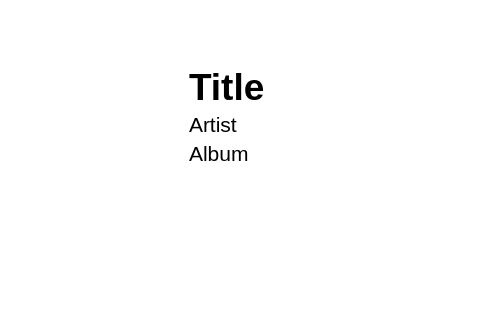
Old version of the form src/screen/nowplaying.ui in the repository reesque/Maestro; both pictures show x 160 to 640 and y 0 to 320 of the 640 by 440 pixel window.
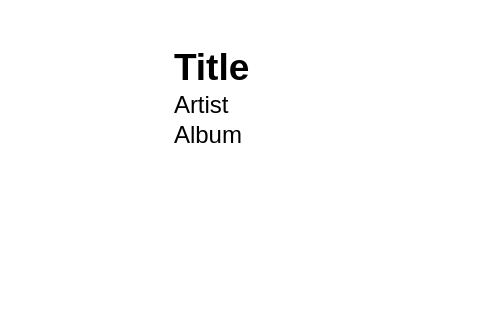
New version of the form. Icons and pictures are not drawn. Custom widgets are drawn as their Qt base class.

Commit message: Added auto-scroll title in now playing

```diff
--- a/src/screen/nowplaying.ui
+++ b/src/screen/nowplaying.ui
@@ -78,7 +78,7 @@
         </property>
         <property name="minimumSize">
          <size>
-          <width>340</width>
+          <width>330</width>
           <height>0</height>
          </size>
         </property>
@@ -138,6 +138,21 @@
       <item>
        <widget class="QWidget" name="InfoRight" native="true">
         <layout class="QVBoxLayout" name="verticalLayout_4">
+         <property name="spacing">
+          <number>0</number>
+         </property>
+         <property name="leftMargin">
+          <number>0</number>
+         </property>
+         <property name="topMargin">
+          <number>0</number>
+         </property>
+         <property name="rightMargin">
+          <number>0</number>
+         </property>
+         <property name="bottomMargin">
+          <number>0</number>
+         </property>
          <item>
           <widget class="QWidget" name="InfoPane" native="true">
            <property name="sizePolicy">
@@ -151,24 +166,24 @@
            </property>
            <layout class="QVBoxLayout" name="verticalLayout_3">
             <property name="spacing">
-             <number>4</number>
+             <number>0</number>
             </property>
             <property name="leftMargin">
              <number>0</number>
             </property>
             <property name="topMargin">
-             <number>28</number>
+             <number>0</number>
             </property>
             <property name="rightMargin">
-             <number>20</number>
+             <number>14</number>
             </property>
             <property name="bottomMargin">
              <number>0</number>
             </property>
             <item>
-             <widget class="QLabel" name="Title">
+             <widget class="ScrollTextEdit" name="Title">
               <property name="sizePolicy">
-               <sizepolicy hsizetype="Preferred" vsizetype="Maximum">
+               <sizepolicy hsizetype="Expanding" vsizetype="Maximum">
                 <horstretch>0</horstretch>
                 <verstretch>0</verstretch>
                </sizepolicy>
@@ -176,7 +191,13 @@
               <property name="minimumSize">
                <size>
                 <width>0</width>
-                <height>16</height>
+                <height>44</height>
+               </size>
+              </property>
+              <property name="maximumSize">
+               <size>
+                <width>16777215</width>
+                <height>44</height>
                </size>
               </property>
               <property name="font">
@@ -185,18 +206,57 @@
                 <bold>true</bold>
                </font>
               </property>
-              <property name="styleSheet">
-               <string notr="true">background: transparent;</string>
+              <property name="mouseTracking">
+               <bool>false</bool>
               </property>
-              <property name="text">
-               <string>Title</string>
+              <property name="frameShape">
+               <enum>QFrame::NoFrame</enum>
               </property>
+              <property name="frameShadow">
+               <enum>QFrame::Plain</enum>
+              </property>
+              <property name="verticalScrollBarPolicy">
+               <enum>Qt::ScrollBarAlwaysOff</enum>
+              </property>
+              <property name="horizontalScrollBarPolicy">
+               <enum>Qt::ScrollBarAlwaysOff</enum>
+              </property>
+              <property name="lineWrapMode">
+               <enum>QTextEdit::NoWrap</enum>
+              </property>
+              <property name="readOnly">
+               <bool>true</bool>
+              </property>
+              <property name="markdown">
+               <string>**Title**
+
+</string>
+              </property>
+              <property name="html">
+               <string>&lt;!DOCTYPE HTML PUBLIC &quot;-//W3C//DTD HTML 4.0//EN&quot; &quot;http://www.w3.org/TR/REC-html40/strict.dtd&quot;&gt;
+&lt;html&gt;&lt;head&gt;&lt;meta name=&quot;qrichtext&quot; content=&quot;1&quot; /&gt;&lt;meta charset=&quot;utf-8&quot; /&gt;&lt;style type=&quot;text/css&quot;&gt;
+p, li { white-space: pre-wrap; }
+hr { height: 1px; border-width: 0; }
+li.unchecked::marker { content: &quot;\2610&quot;; }
+li.checked::marker { content: &quot;\2612&quot;; }
+&lt;/style&gt;&lt;/head&gt;&lt;body style=&quot; font-family:'Cantarell'; font-size:28pt; font-weight:700; font-style:normal;&quot;&gt;
+&lt;p style=&quot; margin-top:18px; margin-bottom:18px; margin-left:0px; margin-right:0px; -qt-block-indent:0; text-indent:0px;&quot;&gt;Title&lt;/p&gt;&lt;/body&gt;&lt;/html&gt;</string>
+              </property>
+              <property name="acceptRichText">
+               <bool>true</bool>
+              </property>
+              <property name="textInteractionFlags">
+               <set>Qt::NoTextInteraction</set>
+              </property>
+              <property name="placeholderText">
+               <string/>
+              </property>
              </widget>
             </item>
             <item>
-             <widget class="QLabel" name="Artist">
+             <widget class="ScrollTextEdit" name="Artist">
               <property name="sizePolicy">
-               <sizepolicy hsizetype="Preferred" vsizetype="Maximum">
+               <sizepolicy hsizetype="Expanding" vsizetype="Maximum">
                 <horstretch>0</horstretch>
                 <verstretch>0</verstretch>
                </sizepolicy>
@@ -204,26 +264,72 @@
               <property name="minimumSize">
                <size>
                 <width>0</width>
-                <height>10</height>
+                <height>30</height>
                </size>
               </property>
+              <property name="maximumSize">
+               <size>
+                <width>16777215</width>
+                <height>30</height>
+               </size>
+              </property>
               <property name="font">
                <font>
-                <pointsize>16</pointsize>
+                <pointsize>18</pointsize>
+                <bold>false</bold>
                </font>
               </property>
-              <property name="styleSheet">
-               <string notr="true">background: transparent;</string>
+              <property name="mouseTracking">
+               <bool>false</bool>
               </property>
-              <property name="text">
-               <string>Artist</string>
+              <property name="frameShape">
+               <enum>QFrame::NoFrame</enum>
               </property>
+              <property name="frameShadow">
+               <enum>QFrame::Plain</enum>
+              </property>
+              <property name="verticalScrollBarPolicy">
+               <enum>Qt::ScrollBarAlwaysOff</enum>
+              </property>
+              <property name="horizontalScrollBarPolicy">
+               <enum>Qt::ScrollBarAlwaysOff</enum>
+              </property>
+              <property name="lineWrapMode">
+               <enum>QTextEdit::NoWrap</enum>
+              </property>
+              <property name="readOnly">
+               <bool>true</bool>
+              </property>
+              <property name="markdown">
+               <string>Artist
+
+</string>
+              </property>
+              <property name="html">
+               <string>&lt;!DOCTYPE HTML PUBLIC &quot;-//W3C//DTD HTML 4.0//EN&quot; &quot;http://www.w3.org/TR/REC-html40/strict.dtd&quot;&gt;
+&lt;html&gt;&lt;head&gt;&lt;meta name=&quot;qrichtext&quot; content=&quot;1&quot; /&gt;&lt;meta charset=&quot;utf-8&quot; /&gt;&lt;style type=&quot;text/css&quot;&gt;
+p, li { white-space: pre-wrap; }
+hr { height: 1px; border-width: 0; }
+li.unchecked::marker { content: &quot;\2610&quot;; }
+li.checked::marker { content: &quot;\2612&quot;; }
+&lt;/style&gt;&lt;/head&gt;&lt;body style=&quot; font-family:'Cantarell'; font-size:18pt; font-weight:400; font-style:normal;&quot;&gt;
+&lt;p style=&quot; margin-top:12px; margin-bottom:12px; margin-left:0px; margin-right:0px; -qt-block-indent:0; text-indent:0px;&quot;&gt;Artist&lt;/p&gt;&lt;/body&gt;&lt;/html&gt;</string>
+              </property>
+              <property name="acceptRichText">
+               <bool>true</bool>
+              </property>
+              <property name="textInteractionFlags">
+               <set>Qt::NoTextInteraction</set>
+              </property>
+              <property name="placeholderText">
+               <string/>
+              </property>
              </widget>
             </item>
             <item>
-             <widget class="QLabel" name="Album">
+             <widget class="ScrollTextEdit" name="Album">
               <property name="sizePolicy">
-               <sizepolicy hsizetype="Preferred" vsizetype="Maximum">
+               <sizepolicy hsizetype="Expanding" vsizetype="Maximum">
                 <horstretch>0</horstretch>
                 <verstretch>0</verstretch>
                </sizepolicy>
@@ -231,19 +337,65 @@
               <property name="minimumSize">
                <size>
                 <width>0</width>
-                <height>10</height>
+                <height>30</height>
                </size>
               </property>
+              <property name="maximumSize">
+               <size>
+                <width>16777215</width>
+                <height>30</height>
+               </size>
+              </property>
               <property name="font">
                <font>
-                <pointsize>16</pointsize>
+                <pointsize>18</pointsize>
+                <bold>false</bold>
                </font>
               </property>
-              <property name="styleSheet">
-               <string notr="true">background: transparent;</string>
+              <property name="mouseTracking">
+               <bool>false</bool>
               </property>
-              <property name="text">
-               <string>Album</string>
+              <property name="frameShape">
+               <enum>QFrame::NoFrame</enum>
+              </property>
+              <property name="frameShadow">
+               <enum>QFrame::Plain</enum>
+              </property>
+              <property name="verticalScrollBarPolicy">
+               <enum>Qt::ScrollBarAlwaysOff</enum>
+              </property>
+              <property name="horizontalScrollBarPolicy">
+               <enum>Qt::ScrollBarAlwaysOff</enum>
+              </property>
+              <property name="lineWrapMode">
+               <enum>QTextEdit::NoWrap</enum>
+              </property>
+              <property name="readOnly">
+               <bool>true</bool>
+              </property>
+              <property name="markdown">
+               <string>Album
+
+</string>
+              </property>
+              <property name="html">
+               <string>&lt;!DOCTYPE HTML PUBLIC &quot;-//W3C//DTD HTML 4.0//EN&quot; &quot;http://www.w3.org/TR/REC-html40/strict.dtd&quot;&gt;
+&lt;html&gt;&lt;head&gt;&lt;meta name=&quot;qrichtext&quot; content=&quot;1&quot; /&gt;&lt;meta charset=&quot;utf-8&quot; /&gt;&lt;style type=&quot;text/css&quot;&gt;
+p, li { white-space: pre-wrap; }
+hr { height: 1px; border-width: 0; }
+li.unchecked::marker { content: &quot;\2610&quot;; }
+li.checked::marker { content: &quot;\2612&quot;; }
+&lt;/style&gt;&lt;/head&gt;&lt;body style=&quot; font-family:'Cantarell'; font-size:18pt; font-weight:400; font-style:normal;&quot;&gt;
+&lt;p style=&quot; margin-top:18px; margin-bottom:18px; margin-left:0px; margin-right:0px; -qt-block-indent:0; text-indent:0px;&quot;&gt;Album&lt;/p&gt;&lt;/body&gt;&lt;/html&gt;</string>
+              </property>
+              <property name="acceptRichText">
+               <bool>true</bool>
+              </property>
+              <property name="textInteractionFlags">
+               <set>Qt::NoTextInteraction</set>
+              </property>
+              <property name="placeholderText">
+               <string/>
               </property>
              </widget>
             </item>
@@ -430,6 +582,13 @@
    </item>
   </layout>
  </widget>
+ <customwidgets>
+  <customwidget>
+   <class>ScrollTextEdit</class>
+   <extends>QTextEdit</extends>
+   <header>scrolltextedit.h</header>
+  </customwidget>
+ </customwidgets>
  <resources>
   <include location="../assets.qrc"/>
  </resources>
```
The commit also changes 4 other files.
